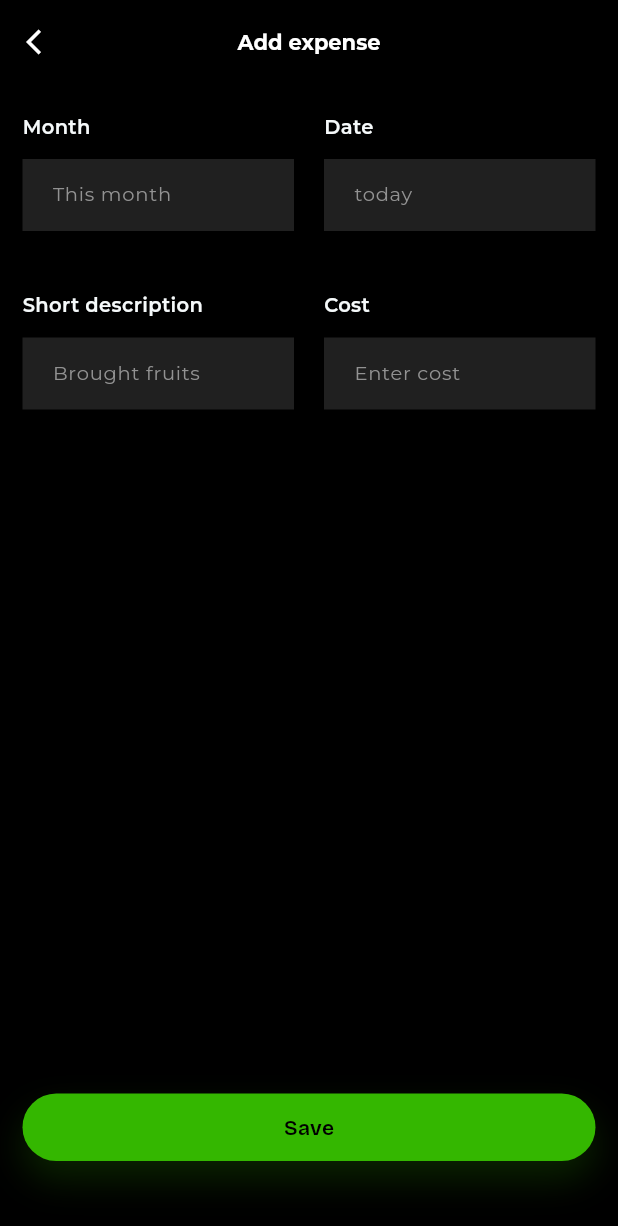
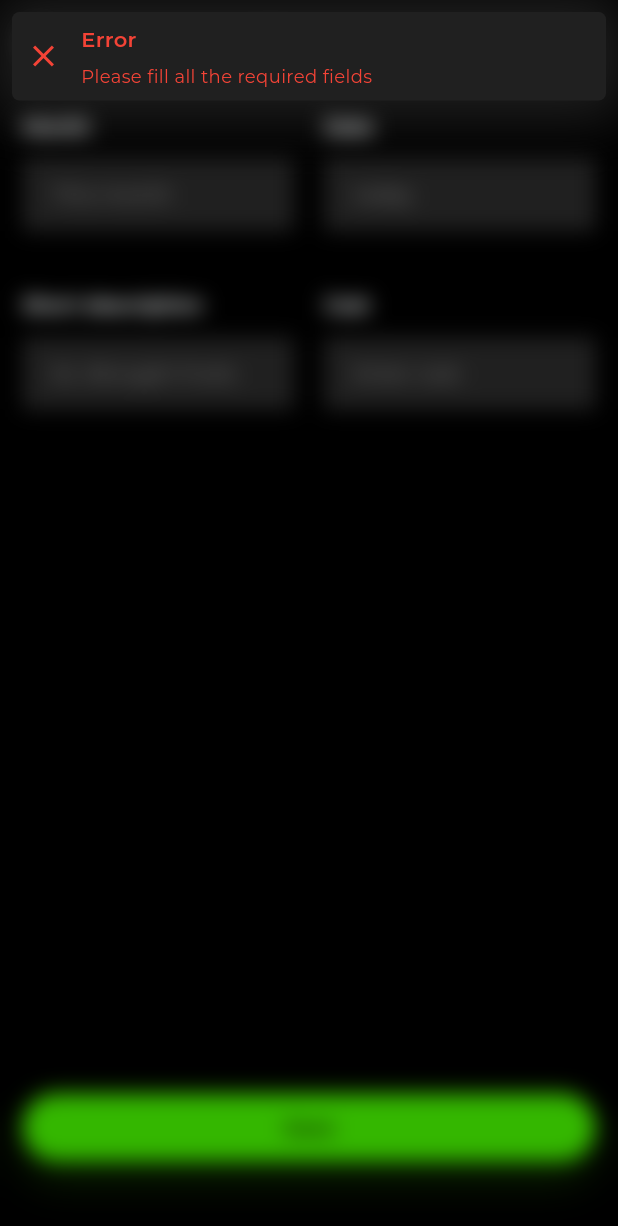
Before and after one commit to saleheen1/simple_expense_tracker, a Flutter app: the AddExpensePage screen opened directly, after a tap on "Save", on a phone screen of 412 x 824 dp. Shown: the top 1226 px of the screen. Run offline on Flutter 3.47's test engine with Material 3 defaults, Android fonts, the light colour scheme and no system bars; our stand-ins replace flutter_svg, get, google_fonts, sqflite; accounts and stored records are empty.

Commit message:
feat: add functionality to add expense to the database

```diff
--- a/lib/core/bindings/all_bindings.dart
+++ b/lib/core/bindings/all_bindings.dart
@@ -1,6 +1,8 @@
 import 'package:get/get.dart';
 import 'package:simple_expense_tracker/features/expanse_and_budget/data/controller/budget_controller.dart';
+import 'package:simple_expense_tracker/features/expanse_and_budget/data/controller/expense_controller.dart';
 import 'package:simple_expense_tracker/features/expanse_and_budget/data/repo/budget_repo.dart';
+import 'package:simple_expense_tracker/features/expanse_and_budget/data/repo/expense_repo.dart';
 import 'package:simple_expense_tracker/features/home/data/controller/navigation_controller.dart';
 
 Future<void> initBindings() async {
@@ -9,4 +11,8 @@ Future<void> initBindings() async {
   //Budget
   Get.put(BudgetRepo());
   Get.put(BudgetController());
+
+  //Expense
+  Get.put(ExpenseRepo());
+  Get.put(ExpenseController());
 }
--- a/lib/core/database/database_helper.dart
+++ b/lib/core/database/database_helper.dart
@@ -31,6 +31,7 @@ class DatabaseHelper {
         id INTEGER PRIMARY KEY AUTOINCREMENT,
         date TEXT NOT NULL,
         name TEXT NOT NULL,
+        description TEXT NOT NULL,
         cost REAL NOT NULL
       )
     ''');
--- /dev/null
+++ b/lib/core/utils/snackbars.dart
@@ -0,0 +1,97 @@
+import 'package:flutter/material.dart';
+import 'package:get/get.dart';
+import 'package:simple_expense_tracker/core/utils/text_utils.dart';
+
+void showSuccessSnackbar(String title, String message) {
+  Get.snackbar(
+    title,
+    message,
+    backgroundColor: Color(0xff202020),
+    animationDuration: const Duration(milliseconds: 600),
+    boxShadows: [
+      BoxShadow(
+        color: Colors.grey.withValues(alpha: 0.2),
+        blurRadius: 32,
+        spreadRadius: 12,
+      ),
+    ],
+    icon: Icon(Icons.check_circle, color: Colors.green[500]),
+    colorText: Colors.green[500],
+    margin: const EdgeInsets.only(top: 8, left: 8, right: 8),
+    padding: const EdgeInsets.symmetric(horizontal: 8, vertical: 8),
+    maxWidth: 400,
+    titleText: Text(
+      title,
+      style: TextUtils.title3(
+        context: Get.context!,
+      ).copyWith(fontWeight: FontWeight.w600),
+    ),
+    messageText: Text(
+      message,
+      style: TextUtils.caption1(context: Get.context!),
+    ),
+    borderRadius: 5,
+  );
+}
+
+void showErrorSnackbar(String title, String message) {
+  Get.snackbar(
+    title,
+    message,
+    backgroundColor: Color(0xff202020),
+    boxShadows: [
+      BoxShadow(
+        color: Colors.grey.withValues(alpha: 0.2),
+        blurRadius: 32,
+        spreadRadius: 12,
+      ),
+    ],
+    animationDuration: const Duration(milliseconds: 600),
+    icon: Icon(Icons.close, color: Colors.red[500]),
+    colorText: Colors.red[500],
+    margin: const EdgeInsets.only(top: 8, left: 8, right: 8),
+    padding: const EdgeInsets.symmetric(horizontal: 8, vertical: 8),
+    maxWidth: 400,
+    titleText: Text(
+      title,
+      style: TextUtils.title3(
+        context: Get.context!,
+        color: Colors.red,
+      ).copyWith(fontWeight: FontWeight.w600),
+    ),
+    messageText: Text(
+      message,
+      style: TextUtils.caption1(context: Get.context!, color: Colors.red),
+    ),
+    borderRadius: 5,
+  );
+}
+
+showAlertSnackbar(String title, String message) {
+  Get.snackbar(
+    title,
+    message,
+    backgroundColor: Colors.white,
+    animationDuration: const Duration(milliseconds: 600),
+    icon: Icon(Icons.warning, color: Colors.orange[900]),
+    colorText: Colors.orange[900],
+    margin: const EdgeInsets.only(top: 8, left: 8, right: 8),
+    padding: const EdgeInsets.symmetric(horizontal: 8, vertical: 8),
+    maxWidth: 400,
+    titleText: Text(
+      title,
+      style: TextUtils.title3(
+        context: Get.context!,
+        color: Colors.orange[900],
+      ).copyWith(fontWeight: FontWeight.w600),
+    ),
+    messageText: Text(
+      message,
+      style: TextUtils.caption1(
+        context: Get.context!,
+        color: Colors.orange[900],
+      ),
+    ),
+    borderRadius: 5,
+  );
+}
--- a/lib/features/expanse_and_budget/data/controller/expense_controller.dart
+++ b/lib/features/expanse_and_budget/data/controller/expense_controller.dart
@@ -1,18 +1,58 @@
-import 'package:flutter/foundation.dart';
+import 'package:flutter/widgets.dart';
 import 'package:get/get.dart';
+import 'package:simple_expense_tracker/core/utils/snackbars.dart';
 import 'package:simple_expense_tracker/features/expanse_and_budget/data/model/expense_model.dart';
 import 'package:simple_expense_tracker/features/expanse_and_budget/data/repo/expense_repo.dart';
-
 
 class ExpenseController extends GetxController {
   final expenseRepo = Get.find<ExpenseRepo>();
 
+  bool isLoading = false;
+  setLoading(bool value) {
+    isLoading = value;
+    update();
+  }
+
+  final nameController = TextEditingController();
+  final amountController = TextEditingController();
+  final dateController = TextEditingController();
+
+  bool filterBasicDetails() {
+    if (nameController.text.isEmpty || amountController.text.isEmpty || dateController.text.isEmpty) {
+      showErrorSnackbar('Error', 'Please fill all the required fields');
+      return false;
+    }
+    if (double.tryParse(amountController.text) == null) {
+      showErrorSnackbar('Error', 'Please enter valid expense amount');
+      return false;
+    }
+    return true;
+  }
+
   //===============
   // Add expense
   //===============
-  Future<void> addExpense(ExpenseModel expense) async {
-    await expenseRepo.createExpense(expense);
-    debugPrint('Controller: Expense added');
+  Future<bool> addExpense() async {
+    if (!filterBasicDetails()) return false;
+    setLoading(true);
+
+    // artificial delay for loader widget to show up.(inproved UX)
+    await Future.delayed(const Duration(seconds: 1));
+
+    final expense = ExpenseModel(
+      name: nameController.text,
+      date: dateController.text,
+      cost: double.parse(amountController.text),
+    );
+
+    final success = await expenseRepo.upsertExpense(expense);
+
+    if (success) {
+      debugPrint('[expense_controller.dart] Expense added: ${expense.toJson()}');
+    }
+
+    setLoading(false);
+    return success;
   }
 
   //==============
--- a/lib/features/expanse_and_budget/data/repo/budget_repo.dart
+++ b/lib/features/expanse_and_budget/data/repo/budget_repo.dart
@@ -8,15 +8,15 @@ class BudgetRepo extends GetxController {
   final DatabaseHelper _dbHelper = DatabaseHelper();
 
   //===============
-  // Create budget
+  // Insert budget
   //===============
-  Future<bool> createBudget(BudgetModel budgetModel) async {
+  Future<bool> upsertBudget(BudgetModel budget) async {
   try {
     final db = await _dbHelper.database;
 
     await db.insert(
       'budgets',
-      budgetModel.toJson(),
+      budget.toJson(),
       conflictAlgorithm: ConflictAlgorithm.replace,
     );
 
--- a/lib/features/expanse_and_budget/presentation/add_expense_page.dart
+++ b/lib/features/expanse_and_budget/presentation/add_expense_page.dart
@@ -1,18 +1,30 @@
 import 'package:flutter/material.dart';
+import 'package:get/get.dart';
+import 'package:simple_expense_tracker/core/helper/common_helper.dart';
+import 'package:simple_expense_tracker/core/helper/pick_date.dart';
 import 'package:simple_expense_tracker/core/utils/ui_const.dart';
 import 'package:simple_expense_tracker/core/widgets/appbar_common.dart';
 import 'package:simple_expense_tracker/core/widgets/button_primary.dart';
 import 'package:simple_expense_tracker/core/widgets/custom_input.dart';
 import 'package:simple_expense_tracker/core/widgets/default_margin_widget.dart';
+import 'package:simple_expense_tracker/core/widgets/loader_widget.dart';
+import 'package:simple_expense_tracker/features/expanse_and_budget/data/controller/expense_controller.dart';
 
 class AddExpensePage extends StatelessWidget {
   const AddExpensePage({super.key});
 
   @override
   Widget build(BuildContext context) {
-    return Scaffold(
+    return GestureDetector(
+      onTap: () => hideKeyboard(context),
+      child: Scaffold(
         appBar: appbarCommon('Add expense', context),
+
         body: DefaultMarginWidget(
+          child: GetBuilder<ExpenseController>(
+            builder: (ec) {
+              return LoaderWidget(
+                isLoading: ec.isLoading,
                 child: Column(
                   children: [
                     gapH(15),
@@ -25,12 +37,25 @@ class AddExpensePage extends StatelessWidget {
                           child: CustomInput(
                             labelText: 'Month',
                             hintText: 'This month',
+                            readOnly: true,
                           ),
                         ),
                         gapW(20),
 
                         Expanded(
-                  child: CustomInput(labelText: 'Date', hintText: 'today'),
+                          child: CustomInput(
+                            controller: ec.dateController,
+                            labelText: 'Date',
+                            hintText: 'today',
+                            readOnly: true,
+                            onTap: () async {
+                              final date = await selectDate(context);
+                              if (date != null) {
+                                ec.dateController.text = date;
+                                ec.update();
+                              }
+                            },
+                          ),
                         ),
                       ],
                     ),
@@ -43,22 +68,37 @@ class AddExpensePage extends StatelessWidget {
                       children: [
                         Expanded(
                           child: CustomInput(
+                            controller: ec.nameController,
                             labelText: 'Short description',
-                    hintText: 'Brought fruits',
+                            hintText: 'Ex. Brought fruits',
                           ),
                         ),
                         gapW(20),
 
                         Expanded(
-                  child: CustomInput(labelText: 'Cost', hintText: 'Enter cost'),
+                          child: CustomInput(
+                            controller: ec.amountController,
+                            labelText: 'Cost',
+                            hintText: 'Enter cost',
+                          ),
                         ),
                       ],
                     ),
 
                     Spacer(),
-            ButtonPrimary(text: 'Save', onPressed: () {}),
+                    ButtonPrimary(
+                      text: 'Save',
+                      onPressed: () {
+                        debugPrint('Wait!');
+                        ec.addExpense();
+                      },
+                    ),
                     gapH(50),
                   ],
+                ),
+              );
+            },
+          ),
         ),
       ),
     );
```
Also changed, not shown: lib/core/helper/date_picker_popup.dart (added, +15 -0 lines), lib/core/helper/pick_date.dart (added, +12 -0 lines), lib/core/utils/format_date_time.dart (added, +11 -0 lines), lib/core/widgets/expense_and_budget_card.dart (+6 -1 lines), lib/features/expanse_and_budget/data/controller/budget_controller.dart (+9 -7 lines), lib/features/expanse_and_budget/data/model/budget_model.dart (+2 -10 lines), lib/features/expanse_and_budget/data/model/expense_model.dart (+6 -2 lines), lib/features/expanse_and_budget/data/repo/expense_repo.dart (+15 -11 lines), lib/features/expanse_and_budget/presentation/add_budget_page.dart (+7 -6 lines). Lines whose indentation alone changed are shown as unchanged.
